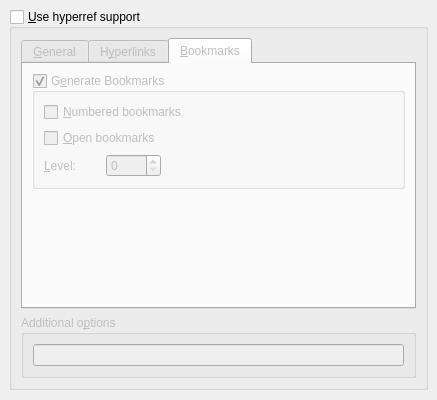
Old version of the form src/frontends/qt4/ui/PDFSupportUi.ui in the repository cburschka/lyx.
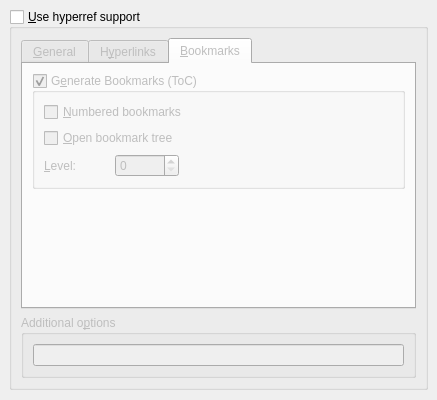
New version of the form. The open tabs and pages were chosen to show the change.

Commit message:
Clarify two strings in PDF properties
This is a patch from Martin Vermeer.

The edit to the form file:
```diff
--- a/src/frontends/qt4/ui/PDFSupportUi.ui
+++ b/src/frontends/qt4/ui/PDFSupportUi.ui
@@ -290,7 +290,7 @@
           <item row="0" column="0" >
            <widget class="QGroupBox" name="bookmarksGB" >
             <property name="title" >
-             <string>G&amp;enerate Bookmarks</string>
+             <string>G&amp;enerate Bookmarks (ToC)</string>
             </property>
             <property name="flat" >
              <bool>true</bool>
@@ -318,7 +318,7 @@
              <item row="1" column="0" >
               <widget class="QCheckBox" name="bookmarksopenGB" >
                <property name="text" >
-                <string>&amp;Open bookmarks</string>
+                <string>&amp;Open bookmark tree</string>
                </property>
               </widget>
              </item>
```
